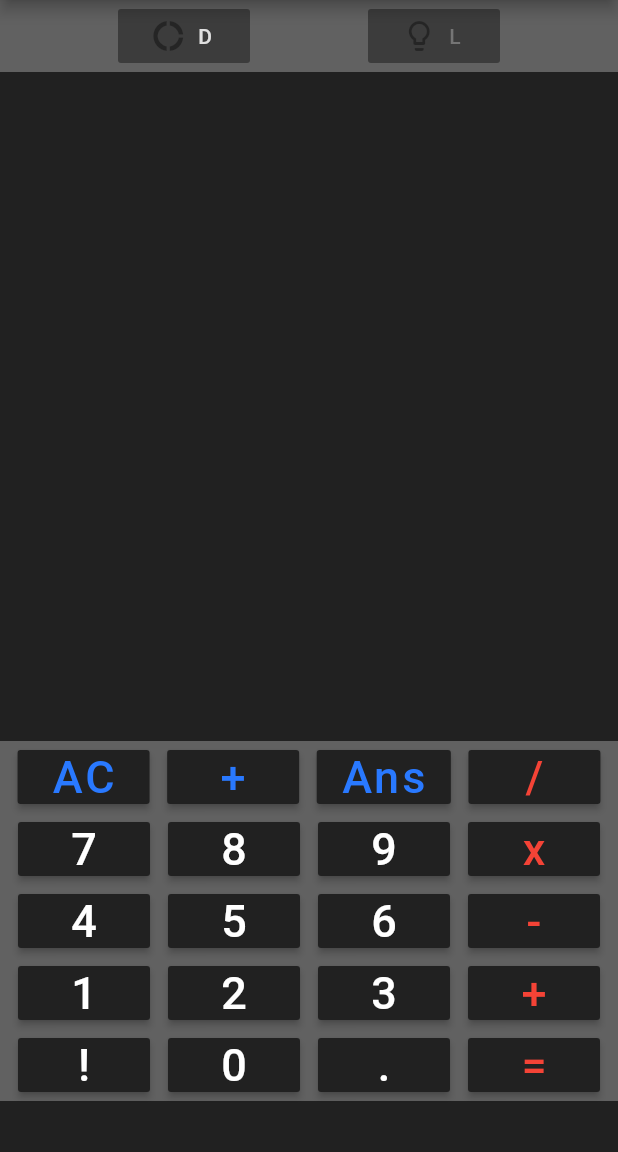
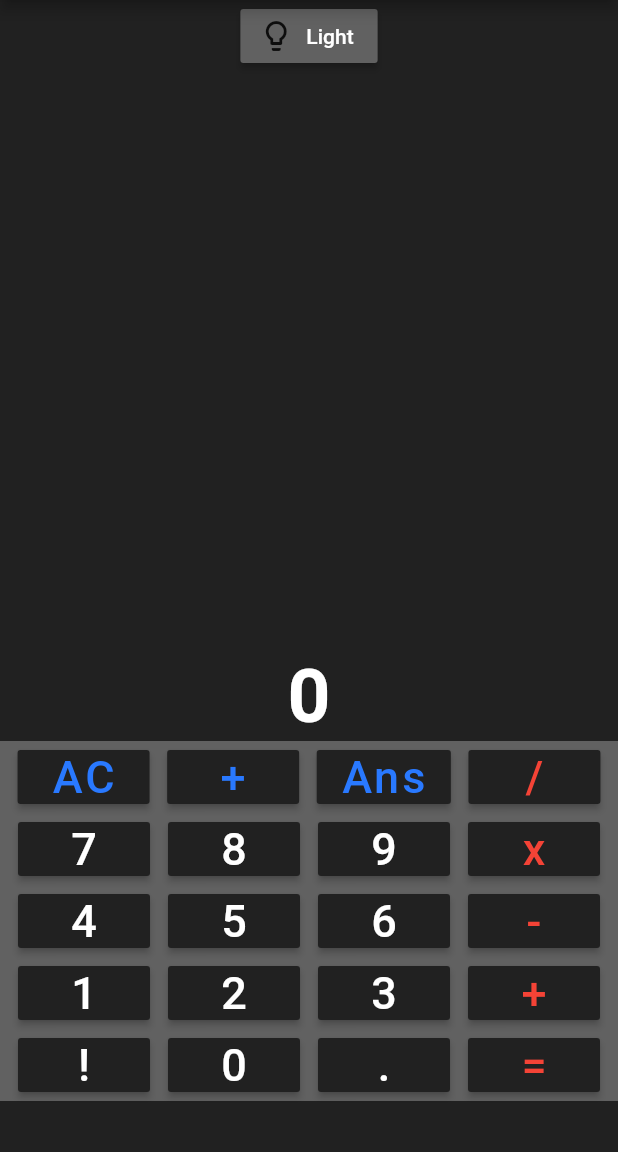
Before and after one commit to codewithlennylen/Android_GUI_Calculator, a Flutter app: the screen it shows after launch, after a tap on "AC", on a phone screen of 412 x 824 dp, the part 84-1236 px from its top. Run offline on Flutter 3.47's test engine with Material 2 defaults, Android fonts, the phone set to English and light mode, and no system bars.

Commit message:
Working on Changing-Theme-Toggle

```diff
--- a/Source_Code_Flutter/caclc/lib/main.dart
+++ b/Source_Code_Flutter/caclc/lib/main.dart
@@ -31,40 +31,24 @@ class _HomeState extends State<Home> {
         children: [
           // Theme Select
           Container(
-            color: Colors.grey[700],
+            color: Colors.grey[900],
             child: Row(
               mainAxisAlignment: MainAxisAlignment.spaceEvenly,
               children: [
                 RaisedButton.icon(
-                  onPressed: null,
-                  icon: Icon(
-                    Icons.donut_large,
-                  ),
-                  label: Text(
-                    "D",
-                    style: TextStyle(color: Colors.grey[300]),
-                  ),
-                  color: Colors.red,
-                ),
-
-                RaisedButton.icon(
-                  onPressed: null,
+                  onPressed: () {
+                    null;
+                  },
                   icon: Icon(
                     Icons.lightbulb_outline,
                   ),
                   label: Text(
-                    "L",
-                    style: TextStyle(color: Colors.grey[600]),
+                    "Light",
+                    style: TextStyle(color: Colors.white),
                   ),
-                  color: Colors.red,
+                  color: Colors
+                      .grey[700], // Must set onPressed for button to work.
                 ),
-                // FlatButton(
-                //   onPressed: null,
-                //   child: Text(
-                //     "L",
-                //     style: TextStyle(color: Colors.white),
-                //   ),
-                // ),
               ],
             ),
           ),
@@ -118,9 +102,10 @@ class _HomeState extends State<Home> {
                     RaisedButton(
                       onPressed: () {
                         // Clear the Formula Text & Answer Text
+                        // Reset the Calculations as well
                         setState(() {
                           formulaText = "";
-                          answer = "";
+                          answer = "0";
                           currentSum = 0;
                         });
                       },
```
